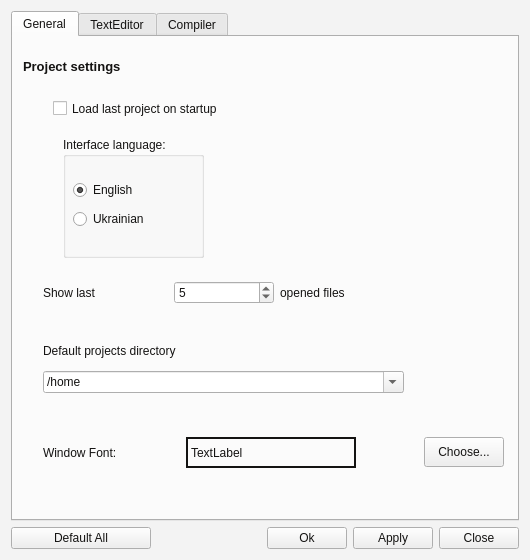
Before: the Qt Designer form trunc/src/optionsdialog.ui in PLLUG/kuzya, drawn with Qt 5.
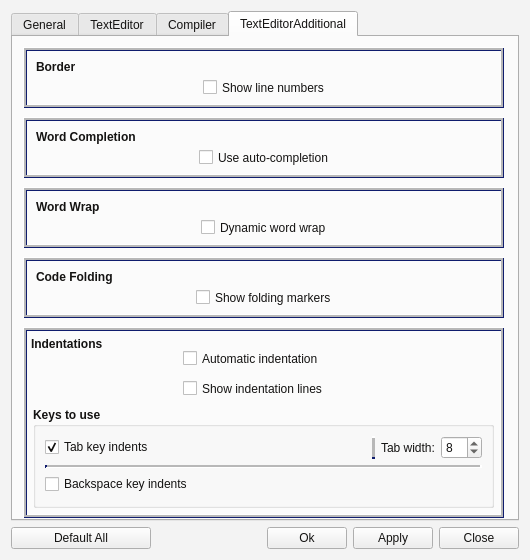
After: the same form once the commit is applied. The open tabs and pages were chosen to show the change.

```diff
--- a/trunc/src/optionsdialog.ui
+++ b/trunc/src/optionsdialog.ui
@@ -795,6 +795,636 @@
        </property>
       </widget>
      </widget>
+     <widget class="QWidget" name="tabEditorOpt">
+      <attribute name="title">
+       <string>TextEditorAdditional</string>
+      </attribute>
+      <widget class="QFrame" name="frame_2">
+       <property name="geometry">
+        <rect>
+         <x>10</x>
+         <y>290</y>
+         <width>481</width>
+         <height>191</height>
+        </rect>
+       </property>
+       <property name="autoFillBackground">
+        <bool>false</bool>
+       </property>
+       <property name="frameShape">
+        <enum>QFrame::Box</enum>
+       </property>
+       <property name="frameShadow">
+        <enum>QFrame::Raised</enum>
+       </property>
+       <property name="lineWidth">
+        <number>1</number>
+       </property>
+       <property name="midLineWidth">
+        <number>2</number>
+       </property>
+       <widget class="QLabel" name="label_12">
+        <property name="geometry">
+         <rect>
+          <x>8</x>
+          <y>8</y>
+          <width>88</width>
+          <height>18</height>
+         </rect>
+        </property>
+        <property name="font">
+         <font>
+          <weight>75</weight>
+          <bold>true</bold>
+         </font>
+        </property>
+        <property name="text">
+         <string>Indentations</string>
+        </property>
+       </widget>
+       <widget class="QCheckBox" name="indentLineCHB">
+        <property name="geometry">
+         <rect>
+          <x>160</x>
+          <y>50</y>
+          <width>211</width>
+          <height>23</height>
+         </rect>
+        </property>
+        <property name="text">
+         <string>Show indentation lines</string>
+        </property>
+       </widget>
+       <widget class="QGroupBox" name="groupBox">
+        <property name="geometry">
+         <rect>
+          <x>10</x>
+          <y>80</y>
+          <width>461</width>
+          <height>101</height>
+         </rect>
+        </property>
+        <property name="font">
+         <font>
+          <weight>75</weight>
+          <italic>false</italic>
+          <bold>true</bold>
+          <underline>false</underline>
+         </font>
+        </property>
+        <property name="title">
+         <string>Keys to use</string>
+        </property>
+        <layout class="QGridLayout" name="_2">
+         <item row="0" column="0">
+          <widget class="QCheckBox" name="tabKeyindentCHB">
+           <property name="font">
+            <font>
+             <weight>50</weight>
+             <bold>false</bold>
+            </font>
+           </property>
+           <property name="text">
+            <string>Tab key indents</string>
+           </property>
+           <property name="checked">
+            <bool>true</bool>
+           </property>
+          </widget>
+         </item>
+         <item row="0" column="2">
+          <widget class="Line" name="line_2">
+           <property name="frameShadow">
+            <enum>QFrame::Raised</enum>
+           </property>
+           <property name="lineWidth">
+            <number>2</number>
+           </property>
+           <property name="midLineWidth">
+            <number>4</number>
+           </property>
+           <property name="orientation">
+            <enum>Qt::Vertical</enum>
+           </property>
+          </widget>
+         </item>
+         <item row="0" column="3">
+          <widget class="QLabel" name="label_13">
+           <property name="palette">
+            <palette>
+             <active>
+              <colorrole role="WindowText">
+               <brush brushstyle="SolidPattern">
+                <color alpha="255">
+                 <red>20</red>
+                 <green>19</green>
+                 <blue>18</blue>
+                </color>
+               </brush>
+              </colorrole>
+              <colorrole role="Text">
+               <brush brushstyle="SolidPattern">
+                <color alpha="255">
+                 <red>20</red>
+                 <green>19</green>
+                 <blue>18</blue>
+                </color>
+               </brush>
+              </colorrole>
+              <colorrole role="ButtonText">
+               <brush brushstyle="SolidPattern">
+                <color alpha="255">
+                 <red>20</red>
+                 <green>19</green>
+                 <blue>18</blue>
+                </color>
+               </brush>
+              </colorrole>
+             </active>
+             <inactive>
+              <colorrole role="WindowText">
+               <brush brushstyle="SolidPattern">
+                <color alpha="255">
+                 <red>20</red>
+                 <green>19</green>
+                 <blue>18</blue>
+                </color>
+               </brush>
+              </colorrole>
+              <colorrole role="Text">
+               <brush brushstyle="SolidPattern">
+                <color alpha="255">
+                 <red>20</red>
+                 <green>19</green>
+                 <blue>18</blue>
+                </color>
+               </brush>
+              </colorrole>
+              <colorrole role="ButtonText">
+               <brush brushstyle="SolidPattern">
+                <color alpha="255">
+                 <red>20</red>
+                 <green>19</green>
+                 <blue>18</blue>
+                </color>
+               </brush>
+              </colorrole>
+             </inactive>
+             <disabled>
+              <colorrole role="WindowText">
+               <brush brushstyle="SolidPattern">
+                <color alpha="255">
+                 <red>119</red>
+                 <green>121</green>
+                 <blue>126</blue>
+                </color>
+               </brush>
+              </colorrole>
+              <colorrole role="Text">
+               <brush brushstyle="SolidPattern">
+                <color alpha="255">
+                 <red>99</red>
+                 <green>101</green>
+                 <blue>109</blue>
+                </color>
+               </brush>
+              </colorrole>
+              <colorrole role="ButtonText">
+               <brush brushstyle="SolidPattern">
+                <color alpha="255">
+                 <red>102</red>
+                 <green>102</green>
+                 <blue>104</blue>
+                </color>
+               </brush>
+              </colorrole>
+             </disabled>
+            </palette>
+           </property>
+           <property name="font">
+            <font>
+             <weight>50</weight>
+             <bold>false</bold>
+            </font>
+           </property>
+           <property name="text">
+            <string>Tab width:</string>
+           </property>
+          </widget>
+         </item>
+         <item row="0" column="4">
+          <widget class="QSpinBox" name="tabWidthSpinBox">
+           <property name="palette">
+            <palette>
+             <active>
+              <colorrole role="Text">
+               <brush brushstyle="SolidPattern">
+                <color alpha="255">
+                 <red>20</red>
+                 <green>19</green>
+                 <blue>18</blue>
+                </color>
+               </brush>
+              </colorrole>
+             </active>
+             <inactive>
+              <colorrole role="Text">
+               <brush brushstyle="SolidPattern">
+                <color alpha="255">
+                 <red>20</red>
+                 <green>19</green>
+                 <blue>18</blue>
+                </color>
+               </brush>
+              </colorrole>
+             </inactive>
+             <disabled>
+              <colorrole role="Text">
+               <brush brushstyle="SolidPattern">
+                <color alpha="255">
+                 <red>140</red>
+                 <green>140</green>
+                 <blue>140</blue>
+                </color>
+               </brush>
+              </colorrole>
+             </disabled>
+            </palette>
+           </property>
+           <property name="font">
+            <font>
+             <weight>50</weight>
+             <bold>false</bold>
+            </font>
+           </property>
+           <property name="minimum">
+            <number>1</number>
+           </property>
+           <property name="maximum">
+            <number>25</number>
+           </property>
+           <property name="value">
+            <number>8</number>
+           </property>
+          </widget>
+         </item>
+         <item row="1" column="0" colspan="5">
+          <widget class="Line" name="line">
+           <property name="font">
+            <font>
+             <weight>50</weight>
+             <bold>false</bold>
+            </font>
+           </property>
+           <property name="frameShadow">
+            <enum>QFrame::Sunken</enum>
+           </property>
+           <property name="lineWidth">
+            <number>2</number>
+           </property>
+           <property name="midLineWidth">
+            <number>2</number>
+           </property>
+           <property name="orientation">
+            <enum>Qt::Horizontal</enum>
+           </property>
+          </widget>
+         </item>
+         <item row="2" column="0">
+          <widget class="QCheckBox" name="BkspaceIndentCHB">
+           <property name="font">
+            <font>
+             <weight>50</weight>
+             <bold>false</bold>
+            </font>
+           </property>
+           <property name="text">
+            <string>Backspace key indents</string>
+           </property>
+          </widget>
+         </item>
+         <item row="0" column="1">
+          <spacer>
+           <property name="orientation">
+            <enum>Qt::Horizontal</enum>
+           </property>
+           <property name="sizeHint" stdset="0">
+            <size>
+             <width>40</width>
+             <height>20</height>
+            </size>
+           </property>
+          </spacer>
+         </item>
+        </layout>
+       </widget>
+       <widget class="QCheckBox" name="autoIndentCHB">
+        <property name="geometry">
+         <rect>
+          <x>160</x>
+          <y>20</y>
+          <width>211</width>
+          <height>23</height>
+         </rect>
+        </property>
+        <property name="text">
+         <string>Automatic indentation</string>
+        </property>
+       </widget>
+      </widget>
+      <widget class="QFrame" name="frame_5">
+       <property name="geometry">
+        <rect>
+         <x>10</x>
+         <y>220</y>
+         <width>481</width>
+         <height>61</height>
+        </rect>
+       </property>
+       <property name="autoFillBackground">
+        <bool>false</bool>
+       </property>
+       <property name="frameShape">
+        <enum>QFrame::Box</enum>
+       </property>
+       <property name="frameShadow">
+        <enum>QFrame::Raised</enum>
+       </property>
+       <property name="lineWidth">
+        <number>1</number>
+       </property>
+       <property name="midLineWidth">
+        <number>2</number>
+       </property>
+       <layout class="QGridLayout" name="_3">
+        <item row="0" column="0" colspan="2">
+         <widget class="QLabel" name="label_14">
+          <property name="font">
+           <font>
+            <weight>75</weight>
+            <bold>true</bold>
+           </font>
+          </property>
+          <property name="text">
+           <string>Code Folding</string>
+          </property>
+         </widget>
+        </item>
+        <item row="1" column="1">
+         <widget class="QCheckBox" name="foldingMarkersCHB">
+          <property name="text">
+           <string>Show folding markers</string>
+          </property>
+         </widget>
+        </item>
+        <item row="1" column="0">
+         <spacer>
+          <property name="orientation">
+           <enum>Qt::Horizontal</enum>
+          </property>
+          <property name="sizeHint" stdset="0">
+           <size>
+            <width>40</width>
+            <height>20</height>
+           </size>
+          </property>
+         </spacer>
+        </item>
+        <item row="1" column="2">
+         <spacer>
+          <property name="orientation">
+           <enum>Qt::Horizontal</enum>
+          </property>
+          <property name="sizeHint" stdset="0">
+           <size>
+            <width>40</width>
+            <height>20</height>
+           </size>
+          </property>
+         </spacer>
+        </item>
+       </layout>
+      </widget>
+      <widget class="QFrame" name="frame_4">
+       <property name="geometry">
+        <rect>
+         <x>10</x>
+         <y>10</y>
+         <width>481</width>
+         <height>61</height>
+        </rect>
+       </property>
+       <property name="autoFillBackground">
+        <bool>false</bool>
+       </property>
+       <property name="frameShape">
+        <enum>QFrame::Box</enum>
+       </property>
+       <property name="frameShadow">
+        <enum>QFrame::Raised</enum>
+       </property>
+       <property name="lineWidth">
+        <number>1</number>
+       </property>
+       <property name="midLineWidth">
+        <number>2</number>
+       </property>
+       <layout class="QGridLayout" name="_4">
+        <item row="0" column="0" colspan="2">
+         <widget class="QLabel" name="label_15">
+          <property name="font">
+           <font>
+            <weight>75</weight>
+            <bold>true</bold>
+           </font>
+          </property>
+          <property name="text">
+           <string>Border</string>
+          </property>
+         </widget>
+        </item>
+        <item row="1" column="1">
+         <widget class="QCheckBox" name="lineNumbCHB">
+          <property name="text">
+           <string>Show line numbers</string>
+          </property>
+         </widget>
+        </item>
+        <item row="1" column="0">
+         <spacer>
+          <property name="orientation">
+           <enum>Qt::Horizontal</enum>
+          </property>
+          <property name="sizeHint" stdset="0">
+           <size>
+            <width>40</width>
+            <height>20</height>
+           </size>
+          </property>
+         </spacer>
+        </item>
+        <item row="1" column="2">
+         <spacer>
+          <property name="orientation">
+           <enum>Qt::Horizontal</enum>
+          </property>
+          <property name="sizeHint" stdset="0">
+           <size>
+            <width>40</width>
+            <height>20</height>
+           </size>
+          </property>
+         </spacer>
+        </item>
+       </layout>
+      </widget>
+      <widget class="QFrame" name="frame_3">
+       <property name="geometry">
+        <rect>
+         <x>10</x>
+         <y>150</y>
+         <width>481</width>
+         <height>61</height>
+        </rect>
+       </property>
+       <property name="autoFillBackground">
+        <bool>false</bool>
+       </property>
+       <property name="frameShape">
+        <enum>QFrame::Box</enum>
+       </property>
+       <property name="frameShadow">
+        <enum>QFrame::Raised</enum>
+       </property>
+       <property name="lineWidth">
+        <number>1</number>
+       </property>
+       <property name="midLineWidth">
+        <number>2</number>
+       </property>
+       <layout class="QGridLayout" name="_5">
+        <item row="0" column="0" colspan="2">
+         <widget class="QLabel" name="label_16">
+          <property name="font">
+           <font>
+            <weight>75</weight>
+            <bold>true</bold>
+           </font>
+          </property>
+          <property name="text">
+           <string>Word Wrap</string>
+          </property>
+         </widget>
+        </item>
+        <item row="1" column="1">
+         <widget class="QCheckBox" name="wordWrapCHB">
+          <property name="text">
+           <string>Dynamic word wrap</string>
+          </property>
+         </widget>
+        </item>
+        <item row="1" column="0">
+         <spacer>
+          <property name="orientation">
+           <enum>Qt::Horizontal</enum>
+          </property>
+          <property name="sizeHint" stdset="0">
+           <size>
+            <width>40</width>
+            <height>20</height>
+           </size>
+          </property>
+         </spacer>
+        </item>
+        <item row="1" column="2">
+         <spacer>
+          <property name="orientation">
+           <enum>Qt::Horizontal</enum>
+          </property>
+          <property name="sizeHint" stdset="0">
+           <size>
+            <width>40</width>
+            <height>20</height>
+           </size>
+          </property>
+         </spacer>
+        </item>
+       </layout>
+      </widget>
+      <widget class="QFrame" name="frame">
+       <property name="geometry">
+        <rect>
+         <x>10</x>
+         <y>80</y>
+         <width>481</width>
+         <height>61</height>
+        </rect>
+       </property>
+       <property name="autoFillBackground">
+        <bool>false</bool>
+       </property>
+       <property name="frameShape">
+        <enum>QFrame::Box</enum>
+       </property>
+       <property name="frameShadow">
+        <enum>QFrame::Raised</enum>
+       </property>
+       <property name="lineWidth">
+        <number>1</number>
+       </property>
+       <property name="midLineWidth">
+        <number>2</number>
+       </property>
+       <layout class="QGridLayout" name="_6">
+        <item row="0" column="0" colspan="2">
+         <widget class="QLabel" name="label_17">
+          <property name="font">
+           <font>
+            <weight>75</weight>
+            <bold>true</bold>
+           </font>
+          </property>
+          <property name="text">
+           <string>Word Completion</string>
+          </property>
+         </widget>
+        </item>
+        <item row="1" column="1">
+         <widget class="QCheckBox" name="autoComplCHB">
+          <property name="text">
+           <string>Use auto-completion</string>
+          </property>
+         </widget>
+        </item>
+        <item row="1" column="0">
+         <spacer>
+          <property name="orientation">
+           <enum>Qt::Horizontal</enum>
+          </property>
+          <property name="sizeHint" stdset="0">
+           <size>
+            <width>40</width>
+            <height>20</height>
+           </size>
+          </property>
+         </spacer>
+        </item>
+        <item row="1" column="2">
+         <spacer>
+          <property name="orientation">
+           <enum>Qt::Horizontal</enum>
+          </property>
+          <property name="sizeHint" stdset="0">
+           <size>
+            <width>40</width>
+            <height>20</height>
+           </size>
+          </property>
+         </spacer>
+        </item>
+       </layout>
+      </widget>
+     </widget>
     </widget>
    </item>
   </layout>
```
Left out of the diff: 2 changed lines with no effect on the pictures.
